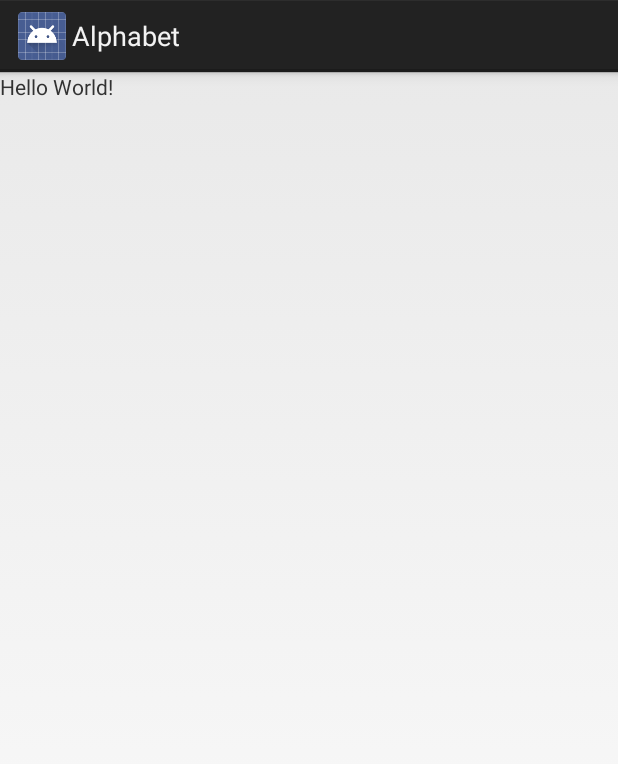
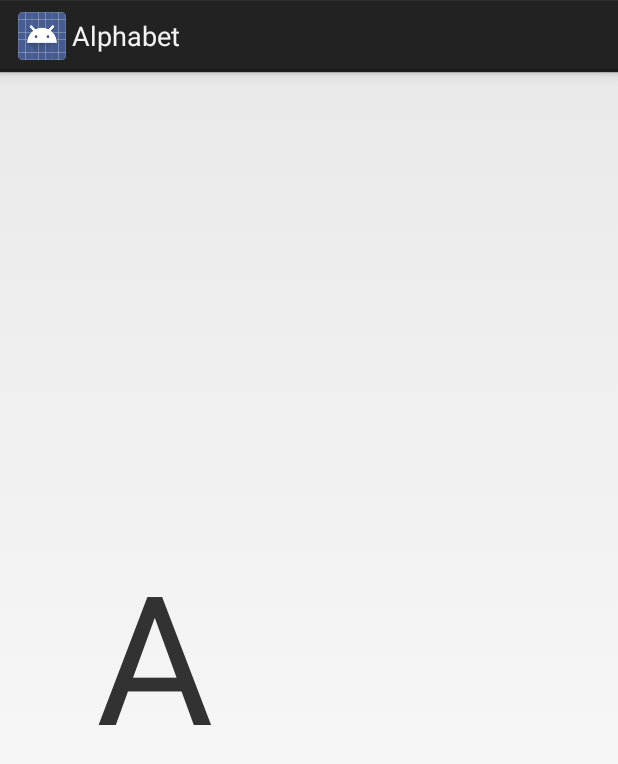
Before and after one commit to shankarpilli/Alphabet, an Android app: the layout activity_main.xml on its own in the app's theme, with its tools: preview values and no code run, on a phone screen of 412 x 824 dp. Shown: the top 764 px of the screen. Run offline under Robolectric (Android 15) with nearby library versions, the phone set to English and light mode, and no system bars.

Commit message:
Added main activity pain class

```diff
--- a/app/src/main/AndroidManifest.xml
+++ b/app/src/main/AndroidManifest.xml
@@ -9,7 +9,9 @@
         android:roundIcon="@mipmap/ic_launcher_round"
         android:supportsRtl="true"
         android:theme="@style/AppTheme">
-        <activity android:name=".MainActivity">
+        <activity
+            android:name=".MainActivity"
+            android:screenOrientation="landscape">
             <intent-filter>
                 <action android:name="android.intent.action.MAIN" />
 
--- a/app/src/main/res/layout/activity_main.xml
+++ b/app/src/main/res/layout/activity_main.xml
@@ -6,12 +6,22 @@
     android:layout_height="match_parent">
 
     <TextView
-        android:layout_width="wrap_content"
-        android:layout_height="wrap_content"
-        android:text="Hello World!"
+        android:layout_width="0dp"
+        android:layout_height="match_parent"
+        android:layout_weight="1"
+        android:gravity="center"
+        android:text="A"
+        android:textSize="120sp"
         app:layout_constraintBottom_toBottomOf="parent"
         app:layout_constraintLeft_toLeftOf="parent"
         app:layout_constraintRight_toRightOf="parent"
         app:layout_constraintTop_toTopOf="parent" />
 
+    <LinearLayout
+        android:id="@+id/view_drawing_pad"
+        android:layout_width="0dp"
+        android:layout_height="match_parent"
+        android:layout_weight="1"
+        android:orientation="vertical" />
+
 </LinearLayout>
```
Also changed, not shown: app/src/main/java/com/lkgapps/alphabet/DrawingView.java (added, +108 -0 lines), app/src/main/java/com/lkgapps/alphabet/MainActivity.java (+4 -6 lines).
